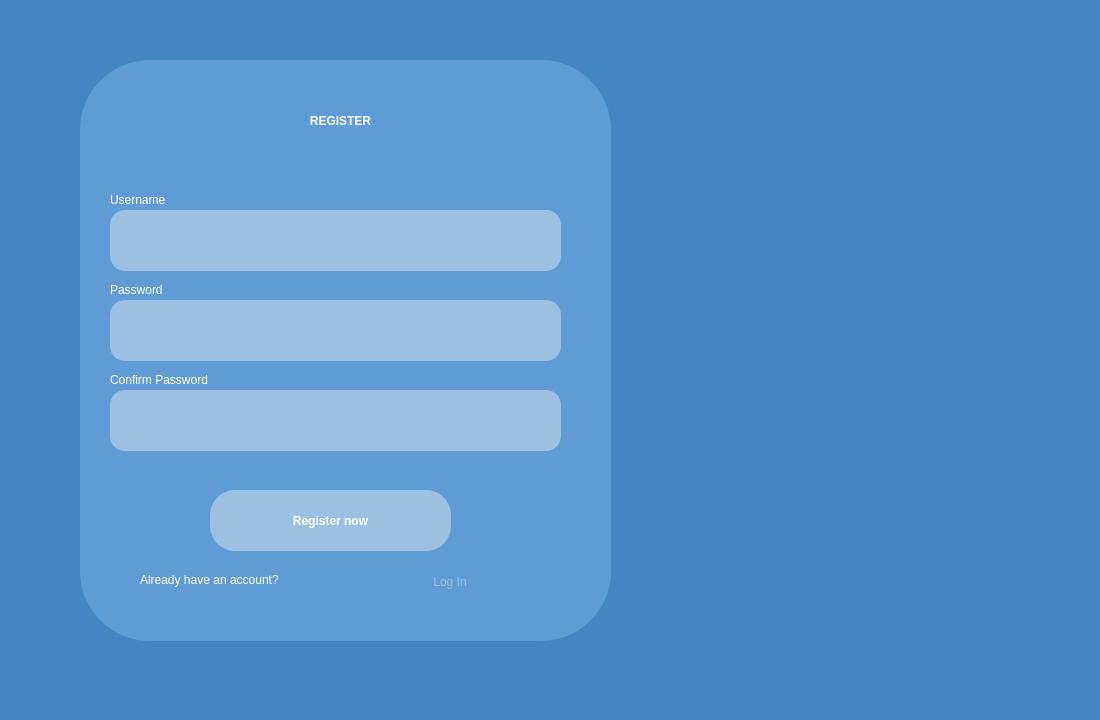
This is AGUniverse/registerpage.ui in codingburgas/sprint-eschool-ag-universe as Qt 5 draws it before an edit. The edited form follows.
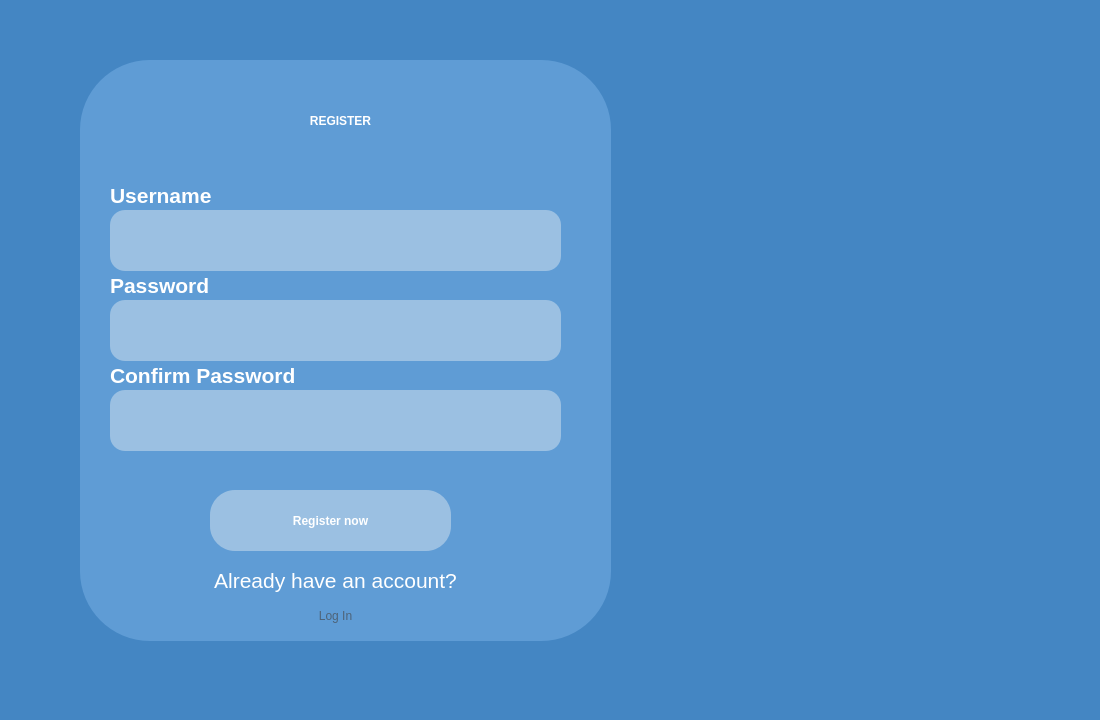
This is the edited form.

Commit message: Add new design on main menu

```diff
--- a/AGUniverse/registerpage.ui
+++ b/AGUniverse/registerpage.ui
@@ -88,9 +88,9 @@
    <property name="geometry">
     <rect>
      <x>110</x>
-     <y>190</y>
+     <y>180</y>
      <width>111</width>
-     <height>20</height>
+     <height>31</height>
     </rect>
    </property>
    <property name="styleSheet">
@@ -98,7 +98,7 @@
 color:white;</string>
    </property>
    <property name="text">
-    <string>Username</string>
+    <string>&lt;html&gt;&lt;head/&gt;&lt;body&gt;&lt;p&gt;&lt;span style=&quot; font-size:16pt; font-weight:700;&quot;&gt;Username&lt;/span&gt;&lt;/p&gt;&lt;/body&gt;&lt;/html&gt;</string>
    </property>
   </widget>
   <widget class="QLineEdit" name="lineEdit">
@@ -186,9 +186,9 @@
    <property name="geometry">
     <rect>
      <x>110</x>
-     <y>280</y>
+     <y>270</y>
      <width>111</width>
-     <height>20</height>
+     <height>31</height>
     </rect>
    </property>
    <property name="styleSheet">
@@ -196,16 +196,16 @@
 color:white;</string>
    </property>
    <property name="text">
-    <string>Password</string>
+    <string>&lt;html&gt;&lt;head/&gt;&lt;body&gt;&lt;p&gt;&lt;span style=&quot; font-size:16pt; font-weight:700;&quot;&gt;Password&lt;/span&gt;&lt;/p&gt;&lt;/body&gt;&lt;/html&gt;</string>
    </property>
   </widget>
   <widget class="QLabel" name="label_6">
    <property name="geometry">
     <rect>
      <x>110</x>
-     <y>370</y>
+     <y>360</y>
      <width>341</width>
-     <height>20</height>
+     <height>31</height>
     </rect>
    </property>
    <property name="styleSheet">
@@ -213,7 +213,7 @@
 color:white;</string>
    </property>
    <property name="text">
-    <string>Confirm Password</string>
+    <string>&lt;html&gt;&lt;head/&gt;&lt;body&gt;&lt;p&gt;&lt;span style=&quot; font-size:16pt; font-weight:700;&quot;&gt;Confirm Password&lt;/span&gt;&lt;/p&gt;&lt;/body&gt;&lt;/html&gt;</string>
    </property>
   </widget>
   <widget class="QLabel" name="label_7">
@@ -230,22 +230,22 @@
 color:white;</string>
    </property>
    <property name="text">
-    <string>&lt;html&gt;&lt;head/&gt;&lt;body&gt;&lt;p&gt;Already have an account?&lt;/p&gt;&lt;/body&gt;&lt;/html&gt;</string>
+    <string>&lt;html&gt;&lt;head/&gt;&lt;body&gt;&lt;p align=&quot;center&quot;&gt;&lt;span style=&quot; font-size:16pt;&quot;&gt;Already have an account?&lt;/span&gt;&lt;/p&gt;&lt;/body&gt;&lt;/html&gt;</string>
    </property>
   </widget>
   <widget class="QPushButton" name="pushButton_2">
    <property name="geometry">
     <rect>
-     <x>410</x>
-     <y>570</y>
-     <width>80</width>
-     <height>24</height>
+     <x>240</x>
+     <y>600</y>
+     <width>191</width>
+     <height>31</height>
     </rect>
    </property>
    <property name="styleSheet">
     <string notr="true">border:0px;
-font:12pt &quot;Allerta&quot;;
-color:#9bc0e2;</string>
+font:17pt &quot;Allerta&quot;;
+color:#4d6378;</string>
    </property>
    <property name="text">
     <string>Log In</string>
```
Left out of the diff: 12 changed lines with no effect on the pictures. The commit also changes 4 other files.
